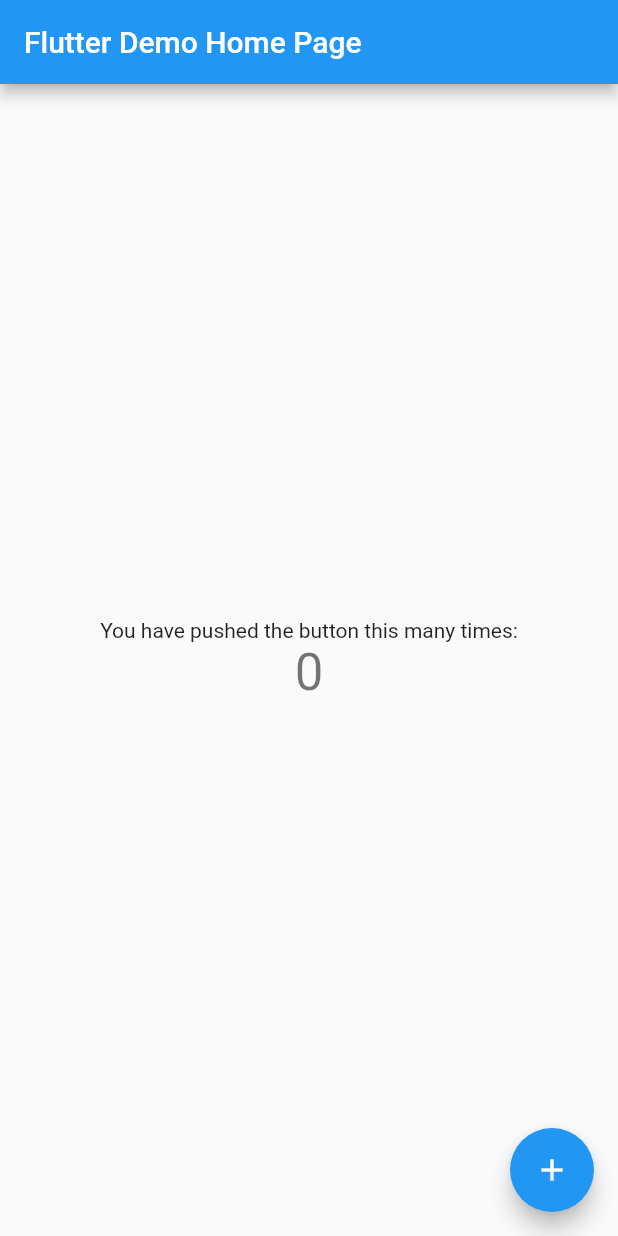
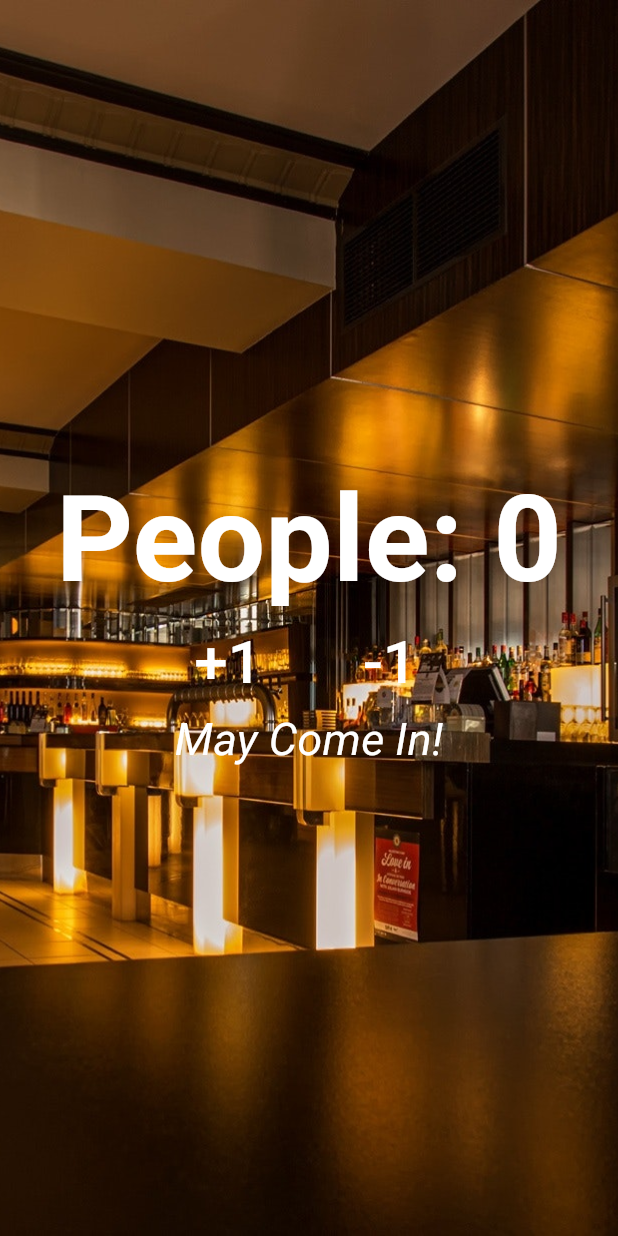
Before and after one commit to MonsterOfCode/MINE-Flutter-course, a Flutter app: the screen it shows after launch, on a phone screen of 412 x 824 dp. Run offline on Flutter 3.47's test engine with Material 2 defaults, Android fonts, the phone set to English and light mode, and no system bars.

Commit message:
feat(CheckIn): add feature of checkin and checkout people

```diff
--- a/people_counter/lib/main.dart
+++ b/people_counter/lib/main.dart
@@ -1,111 +1,91 @@
 import 'package:flutter/material.dart';
 
-void main() => runApp(MyApp());
-
-class MyApp extends StatelessWidget {
-  // This widget is the root of your application.
-  @override
-  Widget build(BuildContext context) {
-    return MaterialApp(
-      title: 'Flutter Demo',
-      theme: ThemeData(
-        // This is the theme of your application.
-        //
-        // Try running your application with "flutter run". You'll see the
-        // application has a blue toolbar. Then, without quitting the app, try
-        // changing the primarySwatch below to Colors.green and then invoke
-        // "hot reload" (press "r" in the console where you ran "flutter run",
-        // or simply save your changes to "hot reload" in a Flutter IDE).
-        // Notice that the counter didn't reset back to zero; the application
-        // is not restarted.
-        primarySwatch: Colors.blue,
-      ),
-      home: MyHomePage(title: 'Flutter Demo Home Page'),
-    );
-  }
+void main() {
+  runApp(MaterialApp(title: "People Counter", home: Home()));
 }
 
-class MyHomePage extends StatefulWidget {
-  MyHomePage({Key key, this.title}) : super(key: key);
-
-  // This widget is the home page of your application. It is stateful, meaning
-  // that it has a State object (defined below) that contains fields that affect
-  // how it looks.
-
-  // This class is the configuration for the state. It holds the values (in this
-  // case the title) provided by the parent (in this case the App widget) and
-  // used by the build method of the State. Fields in a Widget subclass are
-  // always marked "final".
-
-  final String title;
-
+class Home extends StatefulWidget {
   @override
-  _MyHomePageState createState() => _MyHomePageState();
+  _HomeState createState() => _HomeState();
 }
 
-class _MyHomePageState extends State<MyHomePage> {
-  int _counter = 0;
+class _HomeState extends State<Home> {
+  int _people = 0;
+  String _infoText = "May Come In!";
 
-  void _incrementCounter() {
+  void _updatePeople(int delta) {
     setState(() {
-      // This call to setState tells the Flutter framework that something has
-      // changed in this State, which causes it to rerun the build method below
-      // so that the display can reflect the updated values. If we changed
-      // _counter without calling setState(), then the build method would not be
-      // called again, and so nothing would appear to happen.
-      _counter++;
+      _people += delta;
     });
+    if (_people < 0) {
+      _infoText = "World is changing?";
+    } else if (_people <= 10) {
+      _infoText = "May Come In!";
+    } else {
+      _infoText = "Completed!";
+    }
   }
 
   @override
   Widget build(BuildContext context) {
-    // This method is rerun every time setState is called, for instance as done
-    // by the _incrementCounter method above.
-    //
-    // The Flutter framework has been optimized to make rerunning build methods
-    // fast, so that you can just rebuild anything that needs updating rather
-    // than having to individually change instances of widgets.
-    return Scaffold(
-      appBar: AppBar(
-        // Here we take the value from the MyHomePage object that was created by
-        // the App.build method, and use it to set our appbar title.
-        title: Text(widget.title),
-      ),
-      body: Center(
-        // Center is a layout widget. It takes a single child and positions it
-        // in the middle of the parent.
-        child: Column(
-          // Column is also a layout widget. It takes a list of children and
-          // arranges them vertically. By default, it sizes itself to fit its
-          // children horizontally, and tries to be as tall as its parent.
-          //
-          // Invoke "debug painting" (press "p" in the console, choose the
-          // "Toggle Debug Paint" action from the Flutter Inspector in Android
-          // Studio, or the "Toggle Debug Paint" command in Visual Studio Code)
-          // to see the wireframe for each widget.
-          //
-          // Column has various properties to control how it sizes itself and
-          // how it positions its children. Here we use mainAxisAlignment to
-          // center the children vertically; the main axis here is the vertical
-          // axis because Columns are vertical (the cross axis would be
-          // horizontal).
-          mainAxisAlignment: MainAxisAlignment.center,
+    return Material(
+        type: MaterialType.transparency,
+        child: Stack(
           children: <Widget>[
-            Text(
-              'You have pushed the button this many times:',
+            Image.asset(
+              "images/restaurant.jpg",
+              fit: BoxFit.cover,
+              height: 1000,
             ),
-            Text(
-              '$_counter',
-              style: Theme.of(context).textTheme.display1,
+            Column(
+              mainAxisAlignment: MainAxisAlignment.center,
+              children: <Widget>[
+                Text(
+                  "People: $_people",
+                  style: TextStyle(
+                      color: Colors.white,
+                      fontWeight: FontWeight.bold,
+                      fontSize: 80.0),
+                ),
+                Row(
+                  mainAxisAlignment: MainAxisAlignment.center,
+                  children: <Widget>[
+                    Padding(
+                      padding: EdgeInsets.all(10.0),
+                      child: FlatButton(
+                        child: Text(
+                          "+1",
+                          style: TextStyle(fontSize: 40.0, color: Colors.white),
+                        ),
+                        onPressed: () {
+                          _updatePeople(1);
+                        },
+                      ),
+                    ),
+                    Padding(
+                      padding: EdgeInsets.all(10.0),
+                      child: FlatButton(
+                        child: Text(
+                          "-1",
+                          style: TextStyle(fontSize: 40.0, color: Colors.white),
+                        ),
+                        onPressed: () {
+                          _updatePeople(-1);
+                        },
+                      ),
+                    ),
+                  ],
+                ),
+                Text(
+                  _infoText,
+                  style: TextStyle(
+                      color: Colors.white,
+                      fontStyle: FontStyle.italic,
+                      fontSize: 30.0),
+                )
+              ],
             ),
           ],
-        ),
-      ),
-      floatingActionButton: FloatingActionButton(
-        onPressed: _incrementCounter,
-        tooltip: 'Increment',
-        child: Icon(Icons.add),
-      ), // This trailing comma makes auto-formatting nicer for build methods.
-    );
+        ));
   }
 }
--- a/people_counter/pubspec.yaml
+++ b/people_counter/pubspec.yaml
@@ -45,6 +45,9 @@
   #  - images/a_dot_burr.jpeg
   #  - images/a_dot_ham.jpeg
 
+  assets:
+    - images/restaurant.jpg
+
   # An image asset can refer to one or more resolution-specific "variants", see
   # https://flutter.dev/assets-and-images/#resolution-aware.
 
```
Also changed, not shown: people_counter/images/restaurant.jpg (added), 1 other file.
